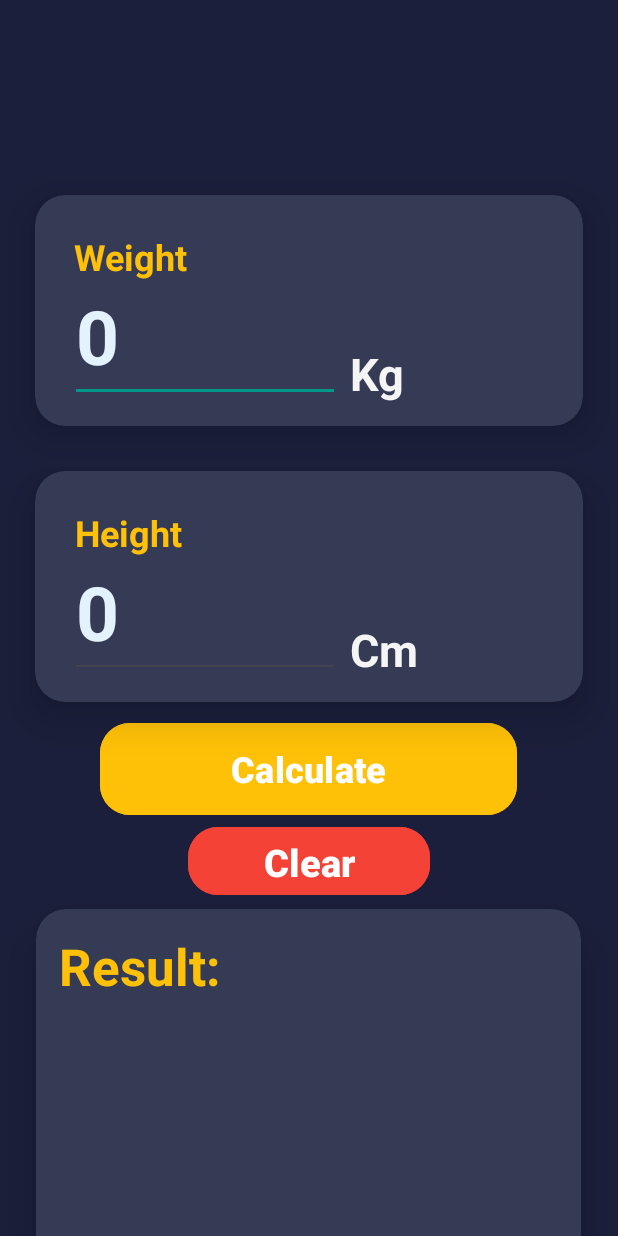
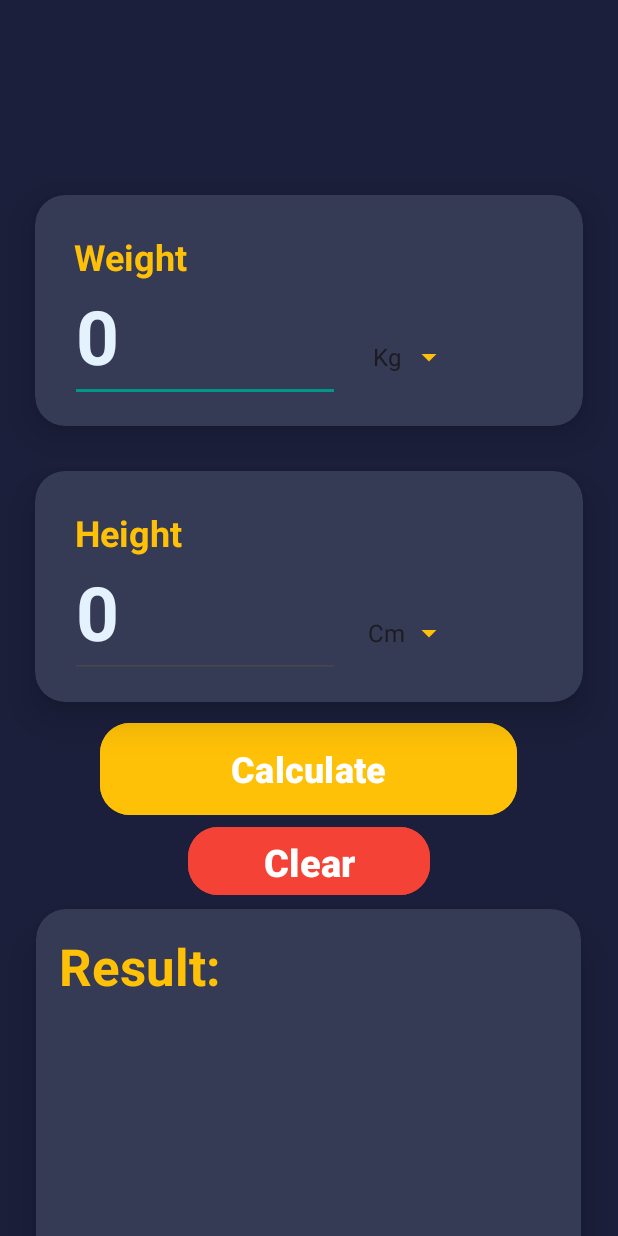
Before and after one commit to haroonwaheed19/BMICalCulator, an Android app: the screen it shows after launch (MainActivity), on a phone screen of 412 x 824 dp. Run offline under Robolectric (Android 15) with nearby library versions, the phone set to English and light mode, and no system bars.

Commit message:
Added the functionality for the user to select different types of weight and height

```diff
--- a/app/src/main/java/com/example/bmicalculator/MainActivity.kt
+++ b/app/src/main/java/com/example/bmicalculator/MainActivity.kt
@@ -3,6 +3,7 @@ package com.example.bmicalculator
 import android.os.Bundle
 import android.widget.Button
 import android.widget.EditText
+import android.widget.Spinner
 import android.widget.TextView
 import android.widget.Toast
 import androidx.appcompat.app.AppCompatActivity
@@ -18,6 +19,9 @@ class MainActivity : AppCompatActivity() {
     private lateinit var info: TextView
     private lateinit var calculateBtn: Button
     private lateinit var clearBtn: Button
+    private lateinit var weightSpinner: Spinner
+    private lateinit var heightSpinner: Spinner
+
     override fun onCreate(savedInstanceState: Bundle?) {
         super.onCreate(savedInstanceState)
         setContentView(R.layout.activity_main)
@@ -36,6 +40,8 @@ class MainActivity : AppCompatActivity() {
         info = findViewById(R.id.tvInfo)
         calculateBtn = findViewById(R.id.btCalculate)
         clearBtn = findViewById(R.id.btnClear)
+        heightSpinner = findViewById(R.id.heightSpinner)
+        weightSpinner = findViewById(R.id.weightSpinner)
 
         // Clear button functionality
         clearBtn.setOnClickListener {
@@ -54,19 +60,42 @@ class MainActivity : AppCompatActivity() {
             if (validateInput(weightStr, heightStr)) {
                 val weight = weightStr.toFloatOrNull()
                 val height = heightStr.toFloatOrNull()
+                if (weight != null && height != null && weight > 0 && height > 0) {
+                    when {
+                        weightSpinner.selectedItem == "Kg" && heightSpinner.selectedItem == "Cm" -> {
+                            val bmi = calculateBMI(weight, height)
+                            displayResult(bmi)
+                        }
 
-                if (weight != null && height != null && weight > 0 && height > 0) {
-                    val heightValue = height / 100
-                    var bmi = weight / (heightValue * heightValue)
-                    bmi = String.format("%.2f", bmi).toFloat()
-                    displayResult(bmi)
-                } else {
+                        weightSpinner.selectedItem == "Pounds" -> {
+                            val res = convertToKg(weight)
+                            val bmi = calculateBMI(res, height)
+                            displayResult(bmi)
+                        }
+                        heightSpinner.selectedItem == "M" -> {
+                            val h = height * 100
+                            val bmi = calculateBMI(weight, height)
+                            displayResult(bmi)
+                        }
+                    }
+                }else {
                     Toast.makeText(this, "Invalid input", Toast.LENGTH_LONG).show()
                 }
             }
         }
     }
 
+    private fun convertToKg(weight:Float): Float
+    {
+        val kg = weight * 0.45359237f
+        return kg
+    }
+    private fun calculateBMI(weight: Float, height: Float): Float {
+        val heightValue = height / 100
+        var bmi = weight / (heightValue * heightValue)
+        bmi = String.format("%.2f", bmi).toFloat()
+        return bmi
+    }
     private fun validateInput(weight: String?, height: String?): Boolean {
         return when {
             weight.isNullOrEmpty() -> {
--- a/app/src/main/res/layout/activity_main.xml
+++ b/app/src/main/res/layout/activity_main.xml
@@ -66,20 +66,24 @@
                         app:layout_constraintTop_toTopOf="parent"
                         app:layout_constraintVertical_bias="0.783" />
 
-                    <TextView
-                        android:id="@+id/tvKg"
-                        android:layout_width="78dp"
-                        android:layout_height="39dp"
-                        android:text="Kg"
-                        android:textColor="@color/grey_100"
-                        android:textSize="30sp"
-                        android:textStyle="bold"
+                    <Spinner
+                        android:id="@+id/weightSpinner"
+                        android:layout_width="85dp"
+                        android:layout_height="wrap_content"
+                        android:backgroundTint="@color/amber"
+                        android:entries="@array/weight_units"
+                        android:minHeight="65dp"
+                        android:paddingTop="10dp"
+                        android:paddingRight="20dp"
+                        android:paddingBottom="10dp"
+                        android:scrollbarSize="20dp"
+                        android:textAlignment="center"
                         app:layout_constraintBottom_toBottomOf="parent"
                         app:layout_constraintEnd_toEndOf="parent"
-                        app:layout_constraintHorizontal_bias="0.73"
+                        app:layout_constraintHorizontal_bias="0.72"
                         app:layout_constraintStart_toStartOf="parent"
                         app:layout_constraintTop_toTopOf="parent"
-                        app:layout_constraintVertical_bias="0.86" />
+                        app:layout_constraintVertical_bias="0.85" />
                 </androidx.constraintlayout.widget.ConstraintLayout>
 
             </androidx.cardview.widget.CardView>
@@ -138,20 +142,25 @@
                         app:layout_constraintTop_toTopOf="parent"
                         app:layout_constraintVertical_bias="0.783" />
 
-                    <TextView
-                        android:id="@+id/tvCm"
-                        android:layout_width="78dp"
-                        android:layout_height="39dp"
-                        android:text="Cm"
-                        android:textColor="@color/grey_100"
-                        android:textSize="30sp"
-                        android:textStyle="bold"
+                    <Spinner
+                        android:id="@+id/heightSpinner"
+                        android:layout_width="85dp"
+                        android:layout_height="wrap_content"
+                        android:backgroundTint="@color/amber"
+                        android:entries="@array/height_units"
+                        android:minHeight="65dp"
+                        android:paddingTop="10dp"
+                        android:paddingRight="20dp"
+                        android:paddingBottom="10dp"
+                        android:scrollbarSize="20dp"
+                        android:textAlignment="center"
                         app:layout_constraintBottom_toBottomOf="parent"
                         app:layout_constraintEnd_toEndOf="parent"
-                        app:layout_constraintHorizontal_bias="0.73"
+                        app:layout_constraintHorizontal_bias="0.72"
                         app:layout_constraintStart_toStartOf="parent"
                         app:layout_constraintTop_toTopOf="parent"
-                        app:layout_constraintVertical_bias="0.86" />
+                        app:layout_constraintVertical_bias="0.85" />
+
                 </androidx.constraintlayout.widget.ConstraintLayout>
             </androidx.cardview.widget.CardView>
 
@@ -253,7 +262,7 @@
                         android:paddingTop="20dp"
                         android:textAlignment="center"
                         android:textColor="@color/amber"
-                        android:textSize="27sp"
+                        android:textSize="25sp"
                         android:textStyle="bold" />
                 </LinearLayout>
             </androidx.cardview.widget.CardView>
--- a/app/src/main/res/values/strings.xml
+++ b/app/src/main/res/values/strings.xml
@@ -1,3 +1,12 @@
 <resources>
     <string name="app_name">BMI CalCulator</string>
+    <string-array name="weight_units">
+        <item>Kg</item>
+        <item>Pounds</item>
+    </string-array>
+
+    <string-array name="height_units">
+        <item>Cm</item>
+        <item>M</item>
+    </string-array>
 </resources>
```
